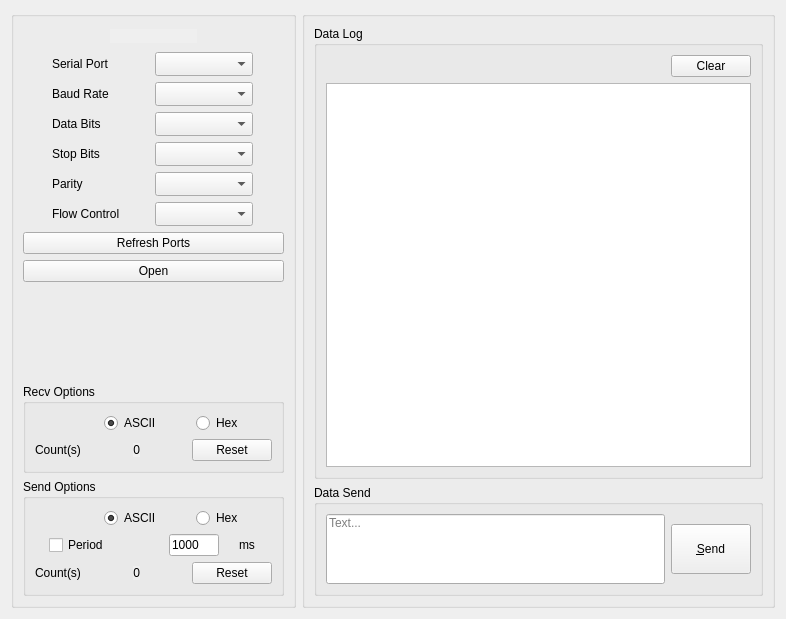
This is widget.ui in CL-Chiou/comPort as Qt 5 draws it before an edit. The edited form follows.
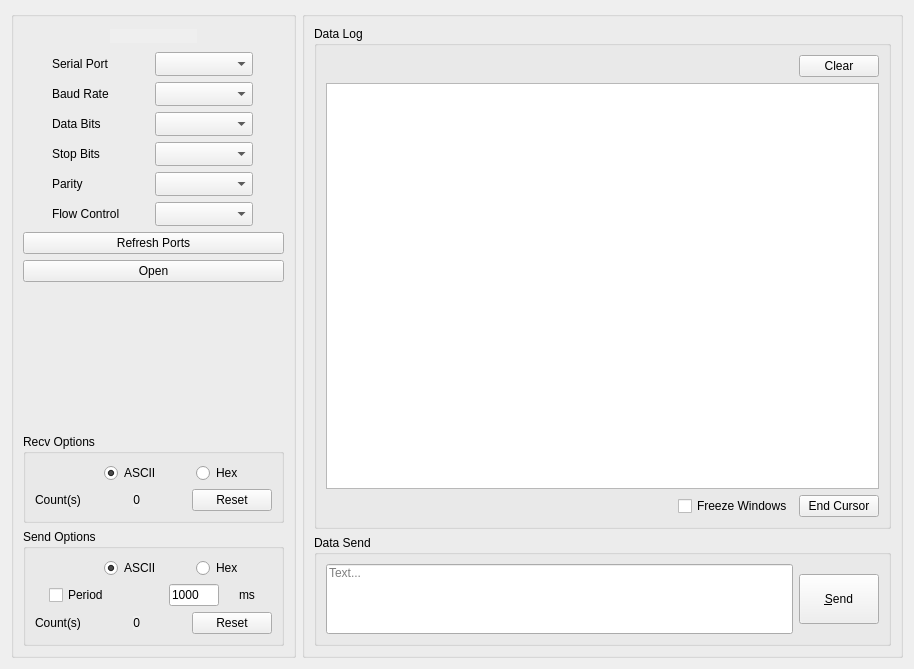
This is the edited form.

Commit message: 加入End Cursor與Freeze Windows功能

What changed in the file:
```diff
--- a/widget.ui
+++ b/widget.ui
@@ -6,8 +6,8 @@
    <rect>
     <x>0</x>
     <y>0</y>
-    <width>786</width>
-    <height>619</height>
+    <width>914</width>
+    <height>669</height>
    </rect>
   </property>
   <property name="sizePolicy">
@@ -25,7 +25,7 @@
   <property name="windowTitle">
    <string>Widget</string>
   </property>
-  <layout class="QGridLayout" name="gridLayout_8">
+  <layout class="QGridLayout" name="gridLayout_9">
    <item row="0" column="0">
     <layout class="QHBoxLayout" name="horizontalLayout_3">
      <item>
@@ -810,7 +810,7 @@
              <string>Data Log</string>
             </property>
             <layout class="QGridLayout" name="gridLayout_2">
-             <item row="0" column="0">
+             <item row="0" column="1">
               <layout class="QVBoxLayout" name="verticalLayout">
                <item>
                 <layout class="QHBoxLayout" name="horizontalLayout">
@@ -848,6 +848,49 @@
                </item>
               </layout>
              </item>
+             <item row="1" column="1">
+              <layout class="QGridLayout" name="gridLayout_8">
+               <item row="0" column="0">
+                <spacer name="horizontalSpacer_11">
+                 <property name="orientation">
+                  <enum>Qt::Horizontal</enum>
+                 </property>
+                 <property name="sizeHint" stdset="0">
+                  <size>
+                   <width>40</width>
+                   <height>20</height>
+                  </size>
+                 </property>
+                </spacer>
+               </item>
+               <item row="0" column="2">
+                <widget class="QPushButton" name="endCursorButton">
+                 <property name="maximumSize">
+                  <size>
+                   <width>87</width>
+                   <height>29</height>
+                  </size>
+                 </property>
+                 <property name="text">
+                  <string>End Cursor</string>
+                 </property>
+                </widget>
+               </item>
+               <item row="0" column="1">
+                <widget class="QCheckBox" name="freezeWindowsBox">
+                 <property name="maximumSize">
+                  <size>
+                   <width>144</width>
+                   <height>26</height>
+                  </size>
+                 </property>
+                 <property name="text">
+                  <string>Freeze Windows</string>
+                 </property>
+                </widget>
+               </item>
+              </layout>
+             </item>
             </layout>
            </widget>
           </item>
```
The commit also changes 2 other files.
